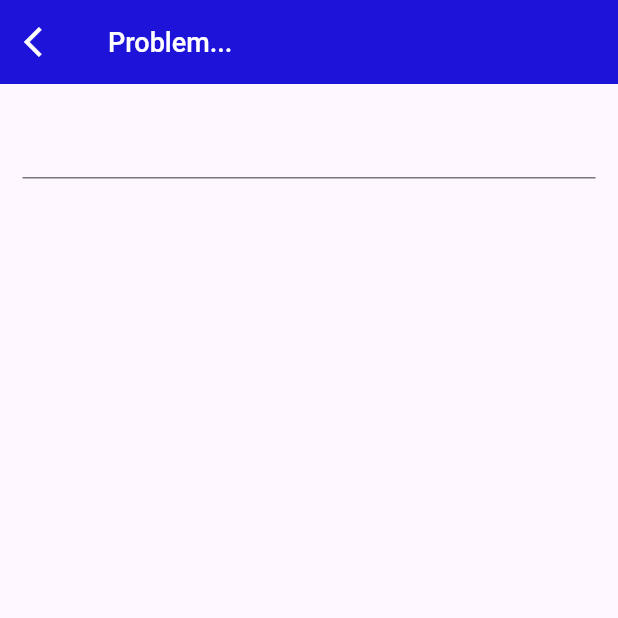
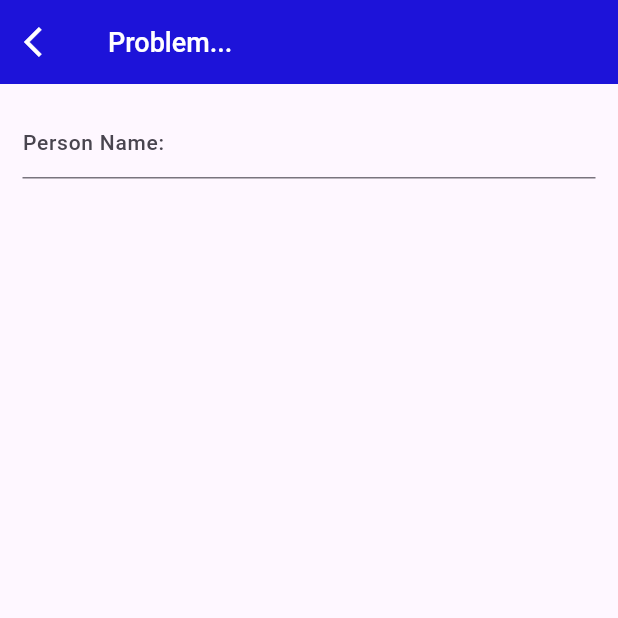
Before and after one commit to AthiraaAthi/Lendo_Admin_App, a Flutter app: the AcceptedSelectedScreen screen opened directly, on a phone screen of 412 x 824 dp, the top half of it. Run offline on Flutter 3.47's test engine with Material 3 defaults, Android fonts, the light colour scheme and no system bars.

Commit message:
added hint text and style to TextField in AcceptedSelectedScreen for better user guidance

```diff
--- a/lib/view/accepted/accepted_selected.dart
+++ b/lib/view/accepted/accepted_selected.dart
@@ -26,7 +26,10 @@ class AcceptedSelectedScreen extends StatelessWidget {
         child: Column(
           children: [
             TextField(
-              decoration: InputDecoration(),
+              decoration: InputDecoration(
+                hintText: "Person Name:",
+                hintStyle: TextStyle(fontSize: 14, fontWeight: FontWeight.w500),
+              ),
             ),
           ],
         ),
```
